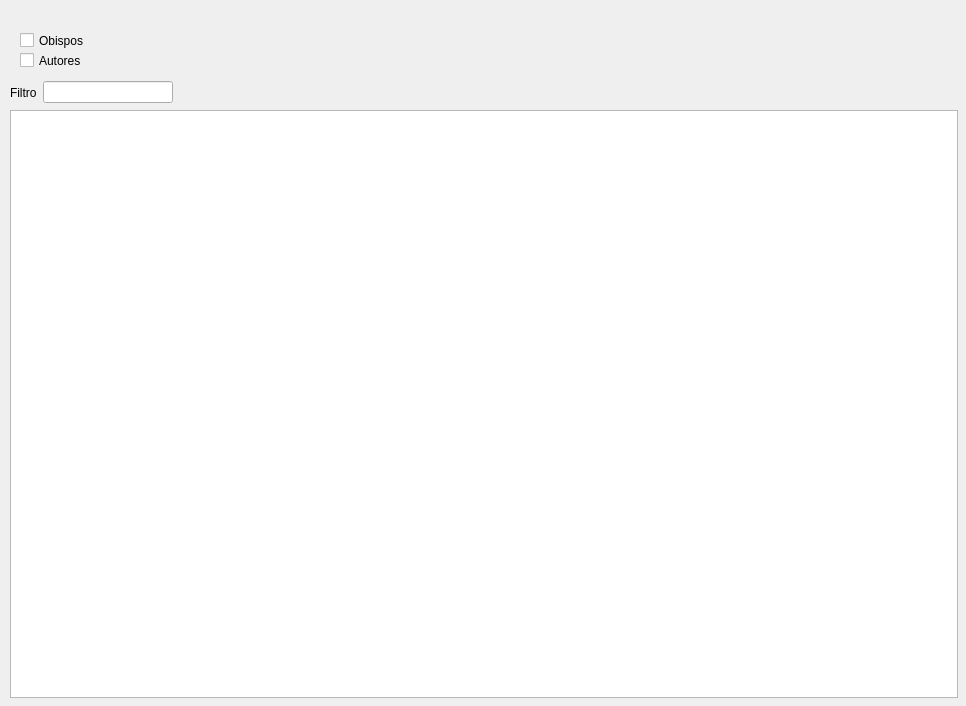
Above: gui/dlggestionpersonas.ui from rogorido/qtpredicadores before the change. Below: the same form after it.
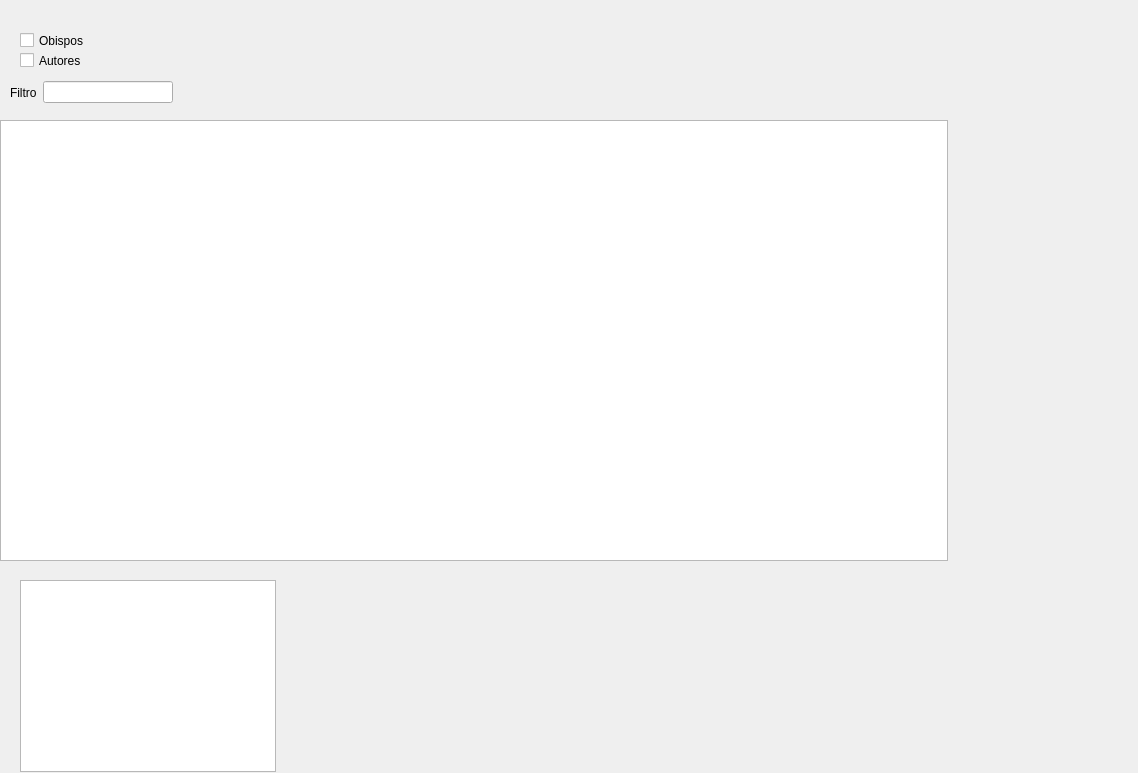
That is the form after the change.

Commit message: Ver JsonDetalles en la gestión de personas.

```diff
--- a/gui/dlggestionpersonas.ui
+++ b/gui/dlggestionpersonas.ui
@@ -6,8 +6,8 @@
    <rect>
     <x>0</x>
     <y>0</y>
-    <width>966</width>
-    <height>706</height>
+    <width>1138</width>
+    <height>773</height>
    </rect>
   </property>
   <property name="windowTitle">
@@ -16,18 +16,12 @@
   <widget class="QTableView" name="tvPersonas">
    <property name="geometry">
     <rect>
-     <x>10</x>
-     <y>110</y>
+     <x>0</x>
+     <y>120</y>
      <width>948</width>
-     <height>588</height>
+     <height>441</height>
     </rect>
    </property>
-   <property name="minimumSize">
-    <size>
-     <width>948</width>
-     <height>588</height>
-    </size>
-   </property>
   </widget>
   <widget class="QCheckBox" name="ckObispos">
    <property name="geometry">
@@ -55,6 +49,16 @@
     <string>Autores</string>
    </property>
   </widget>
+  <widget class="QTreeView" name="twDetalles">
+   <property name="geometry">
+    <rect>
+     <x>20</x>
+     <y>580</y>
+     <width>256</width>
+     <height>192</height>
+    </rect>
+   </property>
+  </widget>
   <widget class="QWidget" name="">
    <property name="geometry">
     <rect>
```
The commit also changes 2 other files.
